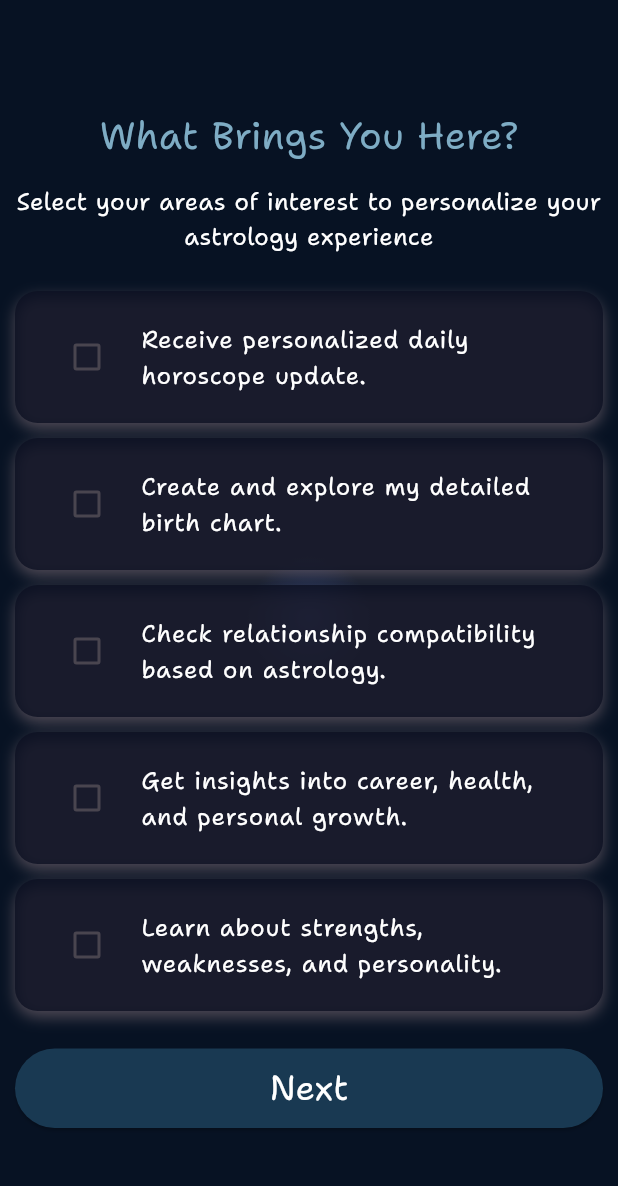
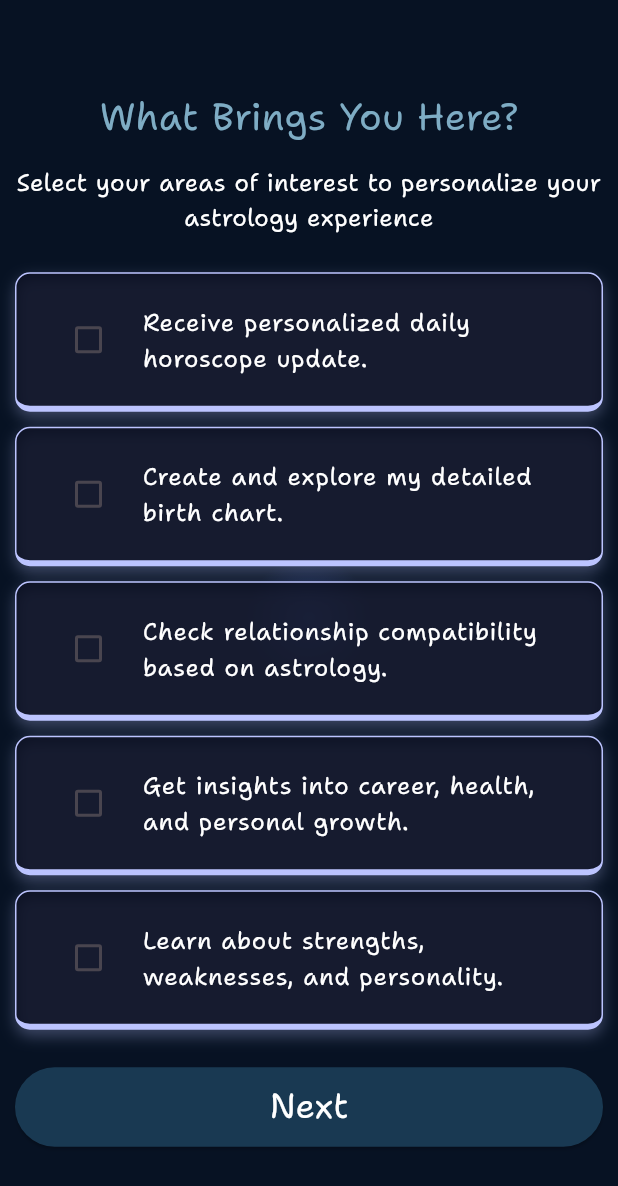
Before and after one commit to DoIcode-404/ChakraVyuh, a Flutter app: the CheckBoxPage screen opened directly, on a phone screen of 412 x 824 dp. Shown: the top 1186 px of the screen. Run offline on Flutter 3.47's test engine with Material 3 defaults, Android fonts, the phone set to English and light mode, and no system bars; our stand-ins replace google_sign_in.

Commit message:
checkbox page updated

```diff
--- a/lib/pages/check_box_page.dart
+++ b/lib/pages/check_box_page.dart
@@ -68,19 +68,56 @@ class _CheckBoxPageState extends State<CheckBoxPage> {
                   (index) => Container(
                     margin: const EdgeInsets.symmetric(vertical: 5.0),
                     padding: const EdgeInsets.all(12.0),
+                    // decoration: BoxDecoration(
+                    //   color: const Color.fromARGB(255, 12, 16, 34)
+                    //       .withOpacity(0.8), // Box background color
+                    //   borderRadius: BorderRadius.circular(15.0),
+                    //   boxShadow: [
+                    //     BoxShadow(
+                    //       color: const Color.fromARGB(255, 246, 201, 201)
+                    //           .withOpacity(0.3),
+                    //       blurRadius: 8,
+                    //       offset: const Offset(0, 4),
+                    //     ),
+                    //   ],
+                    // ),
                     decoration: BoxDecoration(
                       color: const Color.fromARGB(255, 12, 16, 34)
                           .withOpacity(0.8), // Box background color
-                      borderRadius: BorderRadius.circular(15.0),
+                      borderRadius: BorderRadius.circular(10.0),
+                      border: const Border(
+                        top: BorderSide(
+                          color: Color(
+                              0xFFBCC4FF), // Light blue color for the top border
+                          width: 1, // Thin top border
+                        ),
+                        left: BorderSide(
+                          color: Color(
+                              0xFFBCC4FF), // Light blue color for the left border
+                          width: 1, // Thin left border
+                        ),
+                        right: BorderSide(
+                          color: Color(
+                              0xFFBCC4FF), // Light blue color for the right border
+                          width: 1, // Thin right border
+                        ),
+                        bottom: BorderSide(
+                          color: Color(
+                              0xFFBCC4FF), // Light blue color for the bottom border
+                          width: 4, // Thicker bottom border
+                        ),
+                      ),
                       boxShadow: [
                         BoxShadow(
-                          color: const Color.fromARGB(255, 246, 201, 201)
+                          color: const Color(0xFFBCC4FF)
+                              // .fromARGB(255, 201, 220, 246)
                               .withOpacity(0.3),
                           blurRadius: 8,
                           offset: const Offset(0, 4),
                         ),
                       ],
                     ),
+
                     child: CheckboxListTile(
                       value: _checkboxValues[index],
                       onChanged: (bool? value) {
```
